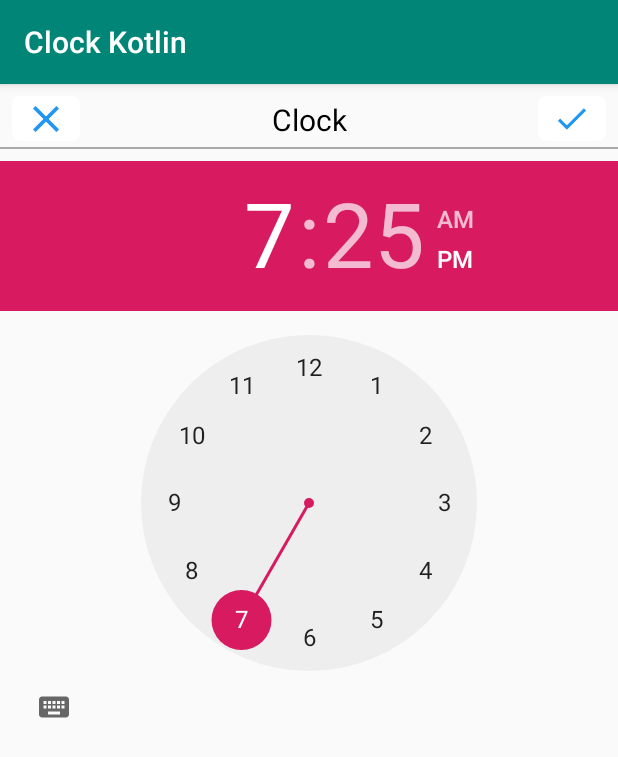
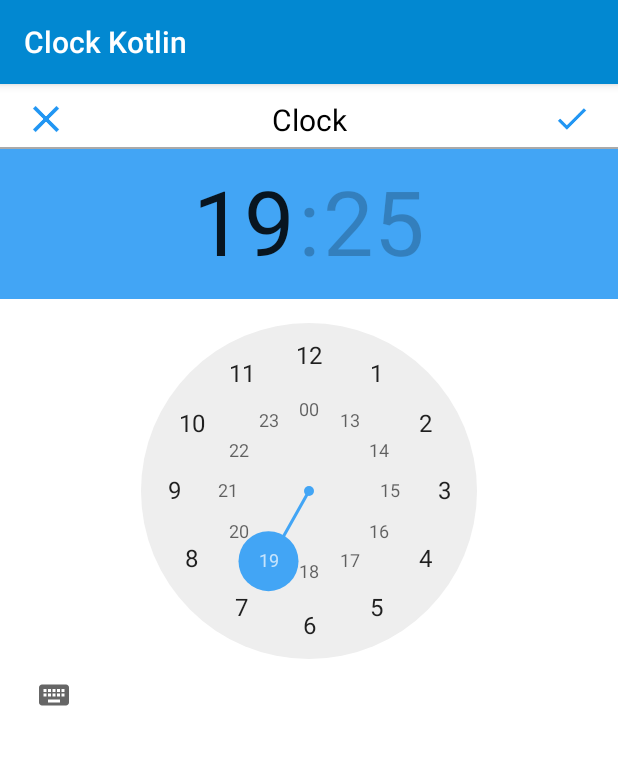
Before and after one commit to bbogatov/Clock-Kotlin, an Android app: the screen it shows after launch (ClockActivity), after a tap on an icon or button, on a phone screen of 412 x 824 dp. Shown: the top 757 px of the screen. Run offline under Robolectric (Android 15) with nearby library versions, the phone set to English and light mode, and no system bars.

Commit message:
add AlarmReciver, ClockAdapter, ClockAlarm, DataBaseOpenHelper

```diff
--- a/app/build.gradle
+++ b/app/build.gradle
@@ -30,4 +30,5 @@ dependencies {
     testImplementation 'junit:junit:4.12'
     androidTestImplementation 'com.android.support.test:runner:1.0.2'
     androidTestImplementation 'com.android.support.test.espresso:espresso-core:3.0.2'
+    implementation 'com.android.support:recyclerview-v7:28.0.0'
 }
--- a/app/src/main/java/com/example/clockkotlin/ClockActivity.kt
+++ b/app/src/main/java/com/example/clockkotlin/ClockActivity.kt
@@ -4,20 +4,32 @@ import android.content.Intent
 import android.os.Bundle
 import android.support.v7.app.AppCompatActivity
 import android.widget.ImageButton
+import android.widget.Switch
+import android.widget.TextView
+import android.widget.TimePicker
+import kotlinx.android.synthetic.main.clock_activity.view.*
+
+private const val NEW_CLOCK_DETECTED = "com.example.clockkotlin.NEW_CLOCK"
+
 
 class ClockActivity : AppCompatActivity() {
 
-    lateinit var closeClockImageButton: ImageButton
-    lateinit var activeClockImageButton: ImageButton
+    private lateinit var closeClockImageButton: ImageButton
+    private lateinit var activeClockImageButton: ImageButton
+    private lateinit var timePicker: TimePicker
 
     override fun onCreate(savedInstanceState: Bundle?) {
         super.onCreate(savedInstanceState)
         setContentView(R.layout.clock_activity)
 
+
         closeClockImageButton = findViewById(R.id.close_clock)
         activeClockImageButton = findViewById(R.id.active_clock)
+        timePicker = findViewById(R.id.time_picker)
+        timePicker.setIs24HourView(true)
 
         closeClockImageButton.setOnClickListener { backMainActivity() }
+        activeClockImageButton.setOnClickListener { addAlarm() }
     }
 
     private fun backMainActivity() {
@@ -26,5 +38,23 @@ class ClockActivity : AppCompatActivity() {
     }
 
 
+    private fun addAlarm() {
 
+        //Current hours, if hours equals in range 00-09 int number will be 0-9 that doesn't look fine
+        //now it will be looking like this 02:04
+
+        val textView = TextView(this)
+        textView.text = getString(R.string.time_format_string, timePicker.currentHour, timePicker.currentMinute)
+
+
+        val newClock = Intent(NEW_CLOCK_DETECTED)
+        newClock.putExtra(
+            "time",
+            getString(R.string.time_format_string, timePicker.currentHour, timePicker.currentMinute)
+        )
+        sendBroadcast(newClock)
+
+
+         backMainActivity()
+    }
 }
--- /dev/null
+++ b/app/src/main/java/com/example/clockkotlin/ClockAdapter.kt
@@ -0,0 +1,56 @@
+package com.example.clockkotlin
+
+import android.app.Activity
+import android.content.Context
+import android.content.Intent
+import android.view.View
+import android.view.ViewGroup
+import android.widget.BaseAdapter
+import android.view.LayoutInflater
+import android.widget.Switch
+import android.widget.TextView
+
+class ClockAdapter(activity: Activity, alarmsList: ArrayList<ClockAlarm>) : BaseAdapter() {
+
+    private var activity = activity
+    private var alarms = alarmsList
+    private var inflater: LayoutInflater? = null
+
+
+    override fun getView(position: Int, convertView: View?, parent: ViewGroup?): View {
+
+        var convertView = convertView
+
+        if (inflater == null) {
+            inflater = activity.getSystemService(Context.LAYOUT_INFLATER_SERVICE) as LayoutInflater
+        }
+
+        if (convertView == null) {
+            convertView = inflater?.inflate(R.layout.recycler_view_item, null)
+        }
+
+
+        val alarmTimeTextView = convertView?.findViewById(R.id.alarm_time_text_view) as TextView
+        val alarmTimeSwitcher = convertView.findViewById(R.id.alarm_switcher) as Switch
+
+        val clockAlarm: ClockAlarm = getItem(position)
+
+        alarmTimeTextView.text = clockAlarm.time.text
+        alarmTimeSwitcher.isChecked = clockAlarm.switch.isChecked
+
+        return convertView
+    }
+
+    override fun getItem(position: Int): ClockAlarm {
+        return this.alarms.get(position)
+    }
+
+    override fun getItemId(position: Int): Long {
+        return position.toLong()
+    }
+
+    override fun getCount(): Int {
+        return this.alarms.size
+    }
+
+}
--- /dev/null
+++ b/app/src/main/java/com/example/clockkotlin/ClockAlarm.kt
@@ -0,0 +1,6 @@
+package com.example.clockkotlin
+
+import android.widget.Switch
+import android.widget.TextView
+
+class ClockAlarm(val time: TextView, var switch: Switch)
--- /dev/null
+++ b/app/src/main/java/com/example/clockkotlin/DataBaseOpenHelper.kt
@@ -0,0 +1,29 @@
+package com.example.clockkotlin
+
+import android.content.Context
+import android.database.sqlite.SQLiteDatabase
+import android.database.sqlite.SQLiteOpenHelper
+import android.util.Log
+
+class DataBaseOpenHelper(context: Context, dbName: String, factory: SQLiteDatabase.CursorFactory?, version: Int) :
+    SQLiteOpenHelper(context, dbName, factory, version) {
+
+    val dbName = dbName
+
+
+    override fun onCreate(db: SQLiteDatabase) {
+
+        Log.d(R.string.data_base_log.toString(), "Create database")
+
+        db.execSQL(
+            "create table $dbName ("
+                    + "time text,"
+                    + "switch boolean" + ");"
+        )
+
+    }
+
+    override fun onUpgrade(db: SQLiteDatabase?, oldVersion: Int, newVersion: Int) {
+
+    }
+}
--- a/app/src/main/java/com/example/clockkotlin/MainActivity.kt
+++ b/app/src/main/java/com/example/clockkotlin/MainActivity.kt
@@ -1,25 +1,67 @@
 package com.example.clockkotlin
 
 import android.content.Intent
+import android.database.Cursor
+import android.database.sqlite.SQLiteDatabase
+import android.os.Bundle
 import android.support.v7.app.AppCompatActivity
-import android.os.Bundle
 import android.widget.ImageButton
+import android.widget.ListView
+import android.widget.Switch
+import android.widget.TextView
 
 class MainActivity : AppCompatActivity() {
 
     lateinit var clockImageButton: ImageButton
+    private lateinit var clockAdapter: ClockAdapter
+    private var alarms: ArrayList<ClockAlarm> = ArrayList()
+    lateinit var clockDataBase: SQLiteDatabase
 
 
     override fun onCreate(savedInstanceState: Bundle?) {
         super.onCreate(savedInstanceState)
         setContentView(R.layout.activity_main)
 
+        clockAdapter = ClockAdapter(this, alarms)
+
         clockImageButton = findViewById(R.id.clock_button)
         clockImageButton.setOnClickListener { createClockActivity() }
+
+
+        val clockAlarmListView: ListView = findViewById(R.id.clock_list_view)
+        clockAlarmListView.adapter = clockAdapter
+
+        getClocksArray()
     }
 
     private fun createClockActivity() {
         val intent = Intent(this, ClockActivity::class.java)
         startActivity(intent)
     }
+
+    private fun getClocksArray() {
+        val dbHelper = DataBaseOpenHelper(this, "clock_table_data_base", null, 1)
+        val clockDataBase: SQLiteDatabase = dbHelper.writableDatabase
+        val cursor: Cursor = clockDataBase.query("clock_table_data_base", null, null, null, null, null, null)
+
+        if (cursor.moveToFirst()) {
+
+            val timeColumnIndex = cursor.getColumnIndex("time")
+            val switchColumnIndex = cursor.getColumnIndex("switch")
+
+            do {
+
+                val currentTextView = TextView(this)
+                val currentSwitch = Switch(this)
+                currentTextView.text = cursor.getString(timeColumnIndex)
+                currentSwitch.isChecked = cursor.getString(switchColumnIndex).toInt() == 1
+                alarms.add(ClockAlarm(currentTextView, currentSwitch))
+
+            } while ((cursor.moveToNext()))
+        }
+
+
+        cursor.close()
+    }
+
 }
--- a/app/src/main/res/layout/clock_activity.xml
+++ b/app/src/main/res/layout/clock_activity.xml
@@ -5,6 +5,7 @@
         xmlns:app="http://schemas.android.com/apk/res-auto"
         android:layout_width="match_parent"
         android:layout_height="match_parent"
+        android:background="@color/activity_background"
         tools:context=".MainActivity">
 
     <ImageButton
@@ -43,11 +44,17 @@
             android:id="@+id/textView" android:layout_marginTop="8dp" app:layout_constraintTop_toTopOf="parent"
             android:layout_marginBottom="4dp" app:layout_constraintBottom_toBottomOf="@+id/view"/>
 
-    <TimePicker android:layout_width="wrap_content" android:layout_height="wrap_content"
-                app:layout_constraintStart_toStartOf="parent" app:layout_constraintEnd_toEndOf="parent"
-                android:layout_marginEnd="8dp" android:layout_marginStart="8dp"
-                app:layout_constraintTop_toBottomOf="@+id/view" android:layout_marginTop="8dp">
-
+    <TimePicker
+            android:id="@+id/time_picker"
+            android:layout_width="wrap_content" android:layout_height="wrap_content"
+            app:layout_constraintStart_toStartOf="parent" app:layout_constraintEnd_toEndOf="parent"
+            android:layout_marginEnd="8dp" android:layout_marginStart="8dp"
+            app:layout_constraintTop_toBottomOf="@+id/view"
+            android:background="#FFFFFF"
+            android:headerBackground="#42A5F5"
+            android:headerTimeTextAppearance="@style/TextAppearance.AppCompat.Body2"
+            android:numbersSelectorColor="#42A5F5">
     </TimePicker>
 
+
 </android.support.constraint.ConstraintLayout>
--- a/app/src/main/res/values/colors.xml
+++ b/app/src/main/res/values/colors.xml
@@ -1,6 +1,8 @@
 <?xml version="1.0" encoding="utf-8"?>
 <resources>
-    <color name="colorPrimary">#008577</color>
-    <color name="colorPrimaryDark">#00574B</color>
-    <color name="colorAccent">#D81B60</color>
+    <color name="colorPrimary">#0288D1</color>
+    <color name="colorPrimaryDark">#01579B</color>
+    <color name="colorAccent">#FFF176</color>
+    <color name="activity_background">#FFFFFF</color>
+    <color name="time_color">#000000</color>
 </resources>
--- a/app/src/main/res/values/strings.xml
+++ b/app/src/main/res/values/strings.xml
@@ -1,3 +1,7 @@
 <resources>
     <string name="app_name">Clock Kotlin</string>
+    <string name="two_numbers">%1$02d</string>
+    <string name="time_format_string">%1$02d:%2$02d</string>
+    <string name="data_base_version">1.0</string>
+    <string name="data_base_log">data_base_log</string>
 </resources>
--- a/build.gradle
+++ b/build.gradle
@@ -8,7 +8,7 @@ buildscript {
 
     }
     dependencies {
-        classpath 'com.android.tools.build:gradle:3.4.0'
+        classpath 'com.android.tools.build:gradle:3.4.1'
         classpath "org.jetbrains.kotlin:kotlin-gradle-plugin:$kotlin_version"
         // NOTE: Do not place your application dependencies here; they belong
         // in the individual module build.gradle files
```
Also changed, not shown: app/src/main/AndroidManifest.xml (+8 -1 lines), app/src/main/java/com/example/clockkotlin/AlarmReceiver.kt (added, +57 -0 lines), app/src/main/res/layout/activity_main.xml (+16 -0 lines), app/src/main/res/layout/recycler_view_item.xml (added, +20 -0 lines).
